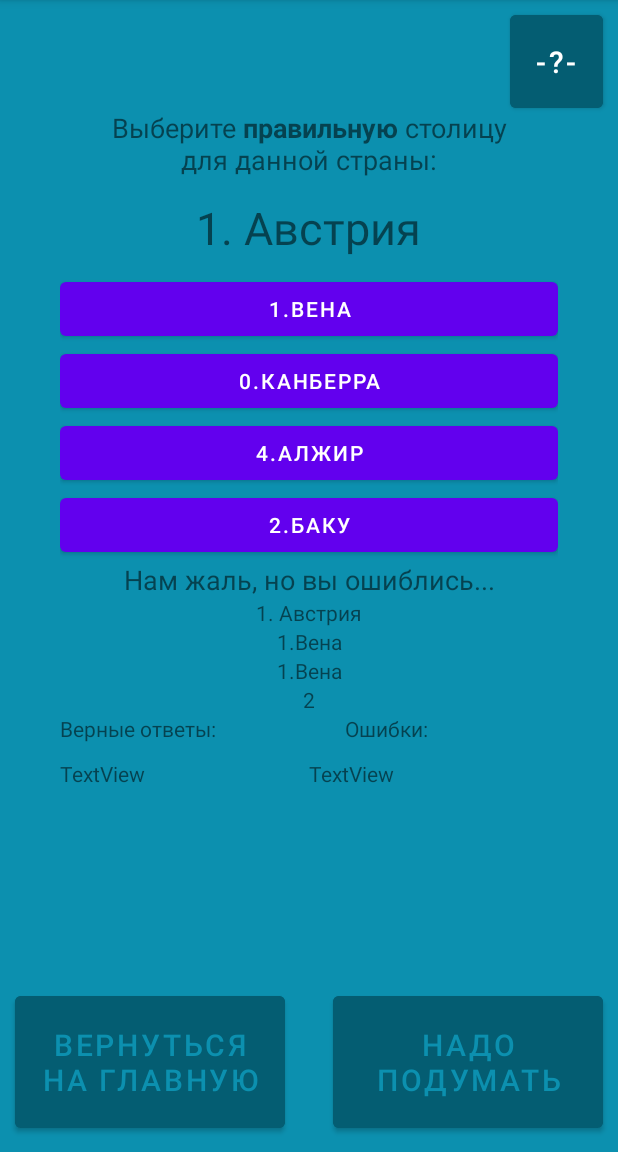
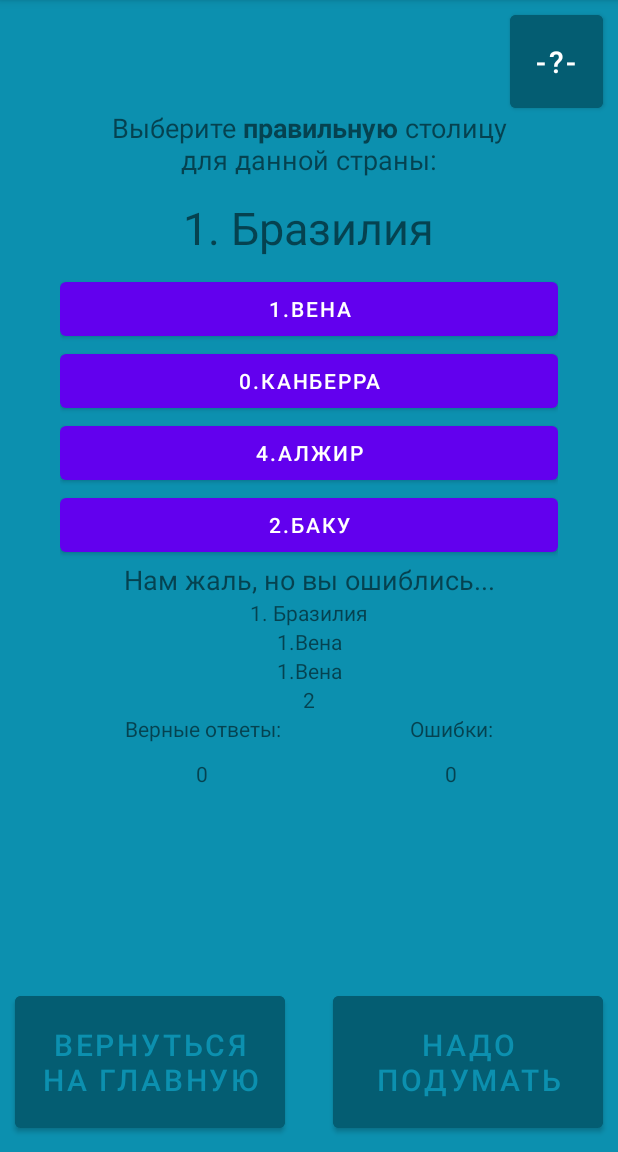
Before and after one commit to Mike-Tigrov/CapitalCountry, an Android app: the Tren_2 screen opened directly, with no data from a screen before it, after a tap on "4.АЛЖИР", on a phone screen of 412 x 824 dp, the part 84-1236 px from its top. Run offline under Robolectric (Android 15) with nearby library versions, the phone set to English and light mode, and no system bars.

Commit message:
Add countries and capitals to level 1

```diff
--- a/app/src/main/java/mike/kor/capitalcountry/Tren_2.java
+++ b/app/src/main/java/mike/kor/capitalcountry/Tren_2.java
@@ -40,8 +40,6 @@ public class Tren_2 extends AppCompatActivity {
     private TextView show_3;
     private TextView show_4;
 
-
-
     //32.Создаём 4 переменных для записи значений, получаемых в результате работы кнопок
     int num_1 = 0;
     int num_2 = 0;
@@ -49,8 +47,14 @@ public class Tren_2 extends AppCompatActivity {
     int num_4 = 0;
 
 //41.Создаём 2 переменные для вывода числовых значений: num_corr num_incorr
-    int num_corr = 0;
-    int num_incorr = 0;
+    int num_corr;
+    int num_incorr;
+
+    //Создаём 2 переменные для текстового поля @+id/num_corr and @+id/num_incorr
+    private TextView num_corr_t;
+    private TextView num_incorr_t;
+
+
 
     //36.Добавляем переменную для текстового поля answerCheck, где будет появлятся результат нажатия
     // кнопки - правильный или неправильный ответ. Текстовое поле располагаем
@@ -68,11 +72,27 @@ public class Tren_2 extends AppCompatActivity {
     //0.Создаём список listQ на основе класса Question[] из которого будем брать значения стран
     private Country[] listQ = new Country[]
             {
-                    new Country(R.string.cou_Australia_0),
-                    new Country(R.string.cou_Austria_1),
-                    new Country(R.string.cou_Azerbaijan_2),
-                    new Country(R.string.cou_Albania_3),
-                    new Country(R.string.cou_Algeria_4),
+                    new Country(R.string.country_Australia_0),
+                    new Country(R.string.country_Brazil_1),
+                    new Country(R.string.country_GreatBritain_2),
+                    new Country(R.string.country_Germany_3),
+                    new Country(R.string.country_Egypt_4),
+                    new Country(R.string.country_India_5),
+                    new Country(R.string.country_Indonesia_6),
+                    new Country(R.string.country_Spain_7),
+                    new Country(R.string.country_Italy_8),
+                    new Country(R.string.country_Canada_9),
+                    new Country(R.string.country_China_10),
+                    new Country(R.string.country_KoreaSouth_11),
+                    new Country(R.string.country_Mexico_12),
+                    new Country(R.string.country_Poland_13),
+                    new Country(R.string.country_RussianFederation_14),
+                    new Country(R.string.country_SaudiArabia_15),
+                    new Country(R.string.country_UnitedStatesOfAmerica_16),
+                    new Country(R.string.country_Turkey_17),
+                    new Country(R.string.country_France_18),
+                    new Country(R.string.country_Japan_19),
+
             };
 
     //9.Создаём переменную для индекса массива listQ и инициализируем её через 0
@@ -171,32 +191,40 @@ public class Tren_2 extends AppCompatActivity {
 
 
 
-//Проверочная переменная для показа промежуточных значений других переменных
+
 //Страна
         show_1 = (TextView) findViewById(R.id.show_1);
-        show_1.setText(listQ[ind_cou].getCountryResId());
+
+//Столица которая на кнопке
+        show_2 = (TextView) findViewById(R.id.show_2);
+
+//Столица которая нам нужна
+        show_3 = (TextView) findViewById(R.id.show_3);
 
 //Проверочная переменная для показа промежуточных значений других переменных
-//Столица которая на кнопке
-        show_2 = (TextView) findViewById(R.id.show_2);
-        show_2.setText(listA[answer_capital[0]].getCapitalResId());
+        show_4 = (TextView) findViewById(R.id.show_4);
 
 
-//Проверочная переменная для показа промежуточных значений других переменных
-//Столица которая нам нужна
-        show_3 = (TextView) findViewById(R.id.show_3);
-        show_3.setText(listA[ind_cou].getCapitalResId());
-
-//Проверочная переменная для показа промежуточных значений других переменных
-        String s4 = Integer.toString(answer_capital[3]);
-        show_4 = (TextView) findViewById(R.id.show_4);
-        show_4.setText(s4);
-
-        //Сохраняем значения в переменные
+        //41.Сохраняем значения в переменные
         num_1 = answer_capital[0];
         num_2 = answer_capital[1];
         num_3 = answer_capital[2];
         num_4 = answer_capital[3];
+        //42.Инициализируем счётчики правильных и неправильных ответов
+num_corr = 0;
+num_incorr = 0;
+//43.Создаём 2 переменных, для внутренних ответов, внутри кода кнопок
+        int co = 0;
+        int in = 0;
+
+//43.Подключаем виджеты полей @+id/num_corr and @+id/num_incorr
+        String numCorr = Integer.toString(num_corr);
+        num_corr_t = (TextView) findViewById(R.id.correct_answer);
+        num_corr_t.setText(numCorr);
+
+        String numInCorr = Integer.toString(num_incorr);
+        num_incorr_t = (TextView) findViewById(R.id.incorrect_answer);
+        num_incorr_t.setText(numInCorr);
 
         //Первая кнопка
         but_cap_1.setOnClickListener(new View.OnClickListener() {
@@ -220,6 +248,7 @@ public class Tren_2 extends AppCompatActivity {
                 answer_capital[1] = num_2;
                 answer_capital[2] = num_3;
                 answer_capital[3] = num_4;
+                //Загружаем на входе в код кнопки значения из истории нажатий
 
                 //Проверяем правильность выбранной столицы
 if (ind_cou == num_1) {
@@ -227,6 +256,7 @@ if (ind_cou == num_1) {
 num_corr++;
 } else {
     anCheck.setText(R.string.incorrect_answer);
+num_incorr++;
 //Правильная столица страны:
                     show_1.setText(R.string.prompt_country);
 //Название страны, которая отображалась до нажатия кнопки
@@ -325,6 +355,7 @@ num_corr++;
                 num_2 = answer_capital[1];
                 num_3 = answer_capital[2];
                 num_4 = answer_capital[3];
+//Сохраняем значения:
 
             }
 
--- a/app/src/main/res/layout/activity_tren_2.xml
+++ b/app/src/main/res/layout/activity_tren_2.xml
@@ -155,6 +155,7 @@
                 android:layout_width="wrap_content"
                 android:layout_height="wrap_content"
                 android:layout_weight="1"
+                android:gravity="center"
                 android:text="Верные ответы:" />
 
             <TextView
@@ -162,6 +163,7 @@
                 android:layout_width="wrap_content"
                 android:layout_height="wrap_content"
                 android:layout_weight="1"
+                android:gravity="center"
                 android:text="Ошибки:" />
         </LinearLayout>
 
@@ -171,17 +173,19 @@
             android:orientation="horizontal">
 
             <TextView
-                android:id="@+id/num_corr"
-                android:layout_width="wrap_content"
+                android:id="@+id/correct_answer"
+                android:layout_width="172dp"
                 android:layout_height="wrap_content"
                 android:layout_weight="1"
+                android:gravity="center"
                 android:text="TextView" />
 
             <TextView
-                android:id="@+id/num_incorr"
-                android:layout_width="wrap_content"
+                android:id="@+id/incorrect_answer"
+                android:layout_width="123dp"
                 android:layout_height="wrap_content"
                 android:layout_weight="1"
+                android:gravity="center"
                 android:text="TextView" />
         </LinearLayout>
     </LinearLayout>
--- a/app/src/main/res/values/countries.xml
+++ b/app/src/main/res/values/countries.xml
@@ -1,8 +1,28 @@
 <?xml version="1.0" encoding="utf-8"?>
 <resources>
-    <string name="cou_Australia_0">0. Австралия</string>
-    <string name="cou_Austria_1">1. Австрия</string>
-    <string name="cou_Azerbaijan_2">2. Азербайджан</string>
-    <string name="cou_Albania_3">3. Албания</string>
-    <string name="cou_Algeria_4">4. Алжир</string>
+    <string name="country_Australia_0">0. Австралия</string>
+    <string name="country_Brazil_1">1. Бразилия</string>
+    <string name="country_GreatBritain_2">2. Великобритания</string>
+    <string name="country_Germany_3">3. Германия</string>
+    <string name="country_Egypt_4">4. Египет</string>
+    <string name="country_India_5">5. Индия</string>
+    <string name="country_Indonesia_6">6. Индонезия</string>
+    <string name="country_Spain_7">7. Испания</string>
+    <string name="country_Italy_8">8. Италия</string>
+    <string name="country_Canada_9">9. Канада</string>
+    <string name="country_China_10">10. Китай</string>
+    <string name="country_KoreaSouth_11">11. Южная Корея</string>
+    <string name="country_Mexico_12">12. Мексика</string>
+    <string name="country_Poland_13">13. Польша</string>
+    <string name="country_RussianFederation_14">14. Российская Федерация</string>
+    <string name="country_SaudiArabia_15">15. Саудовская Аравия</string>
+    <string name="country_UnitedStatesOfAmerica_16">16. Соединённые Штаты Америки</string>
+    <string name="country_Turkey_17">17. Турция</string>
+    <string name="country_France_18">18. Франция</string>
+    <string name="country_Japan_19">19. Япония</string>
+
+
+
+
+
 </resources>
```
Also changed, not shown: app/src/main/res/layout/list_tren.xml (+36 -3 lines), app/src/main/res/values/capitals.xml (+21 -0 lines).
